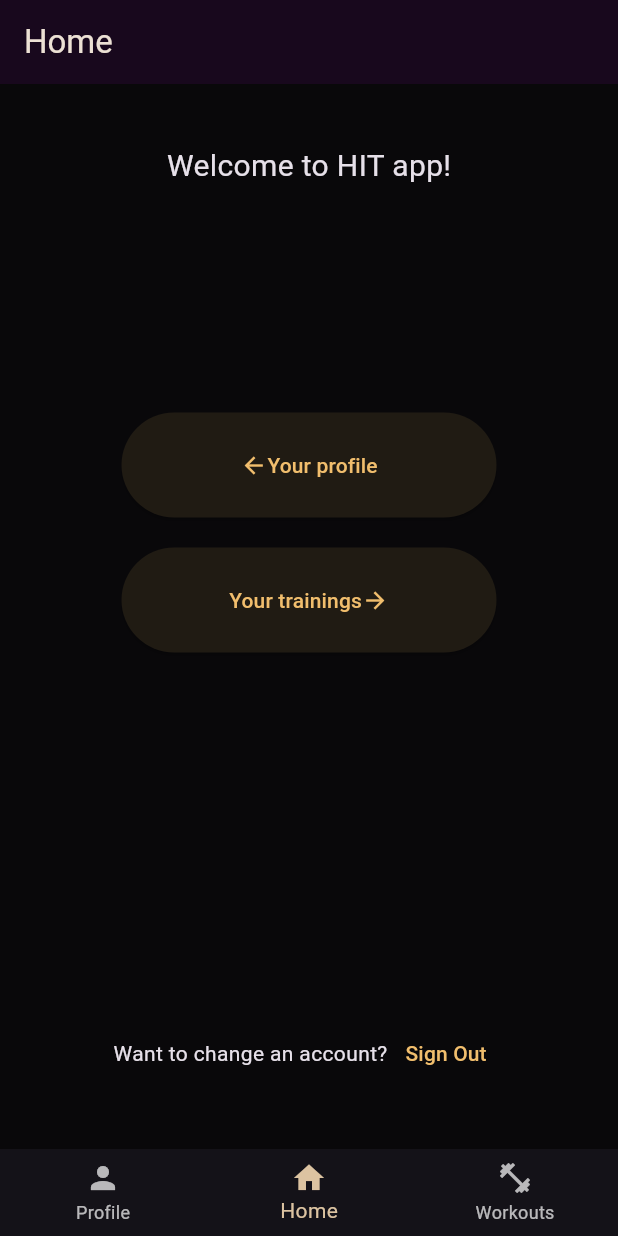
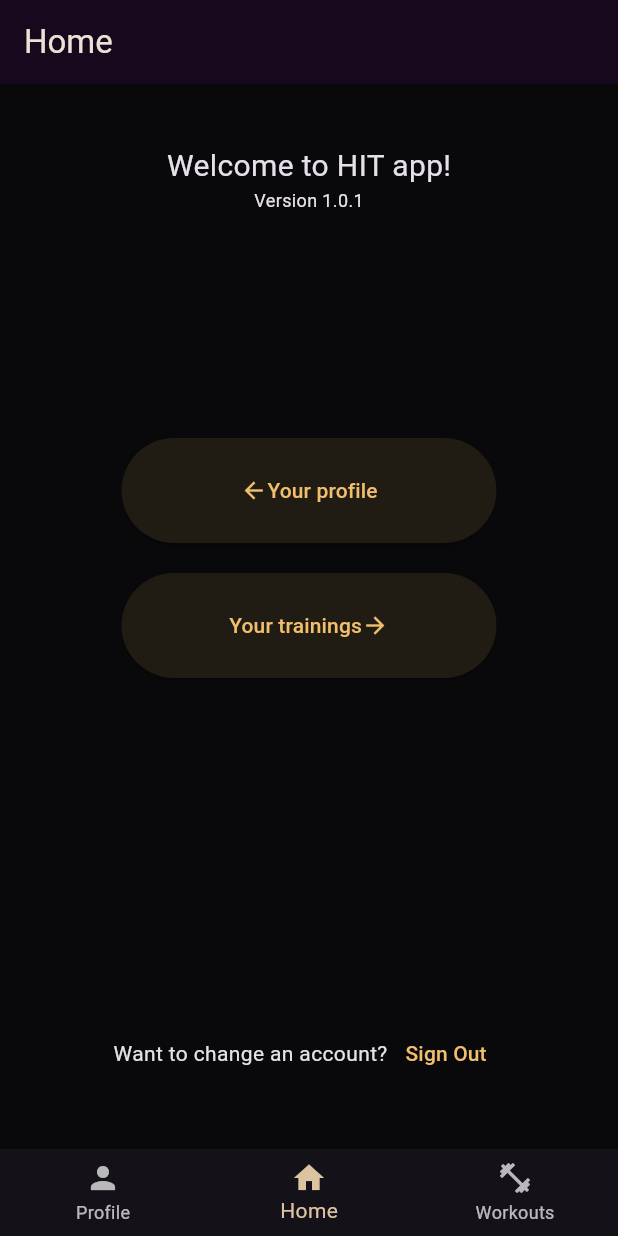
Before and after one commit to IgnacyBerent/Flutter-Workout_App, a Flutter app: the screen it shows once a user with an empty profile is signed in, on a phone screen of 412 x 824 dp. Run offline on Flutter 3.47's test engine with Material 3 defaults, Android fonts, the phone set to English and light mode, and no system bars; our stand-ins replace cloud_firestore, firebase_auth, firebase_core, flutter_riverpod, flutter_typeahead; accounts and stored records are empty; generated files the repository leaves out were written again.

Commit message:
adding version view

```diff
--- a/lib/screens/home.dart
+++ b/lib/screens/home.dart
@@ -26,6 +26,7 @@ class HomeScreen extends ConsumerWidget {
         child: Column(
           children: [
             const Text('Welcome to HIT app!', style: TextStyle(fontSize: 20)),
+            const Text('Version 1.0.1', style: TextStyle(fontSize: 12)),
             const SizedBox(height: 150),
             SizedBox(
               height: 70,
```
